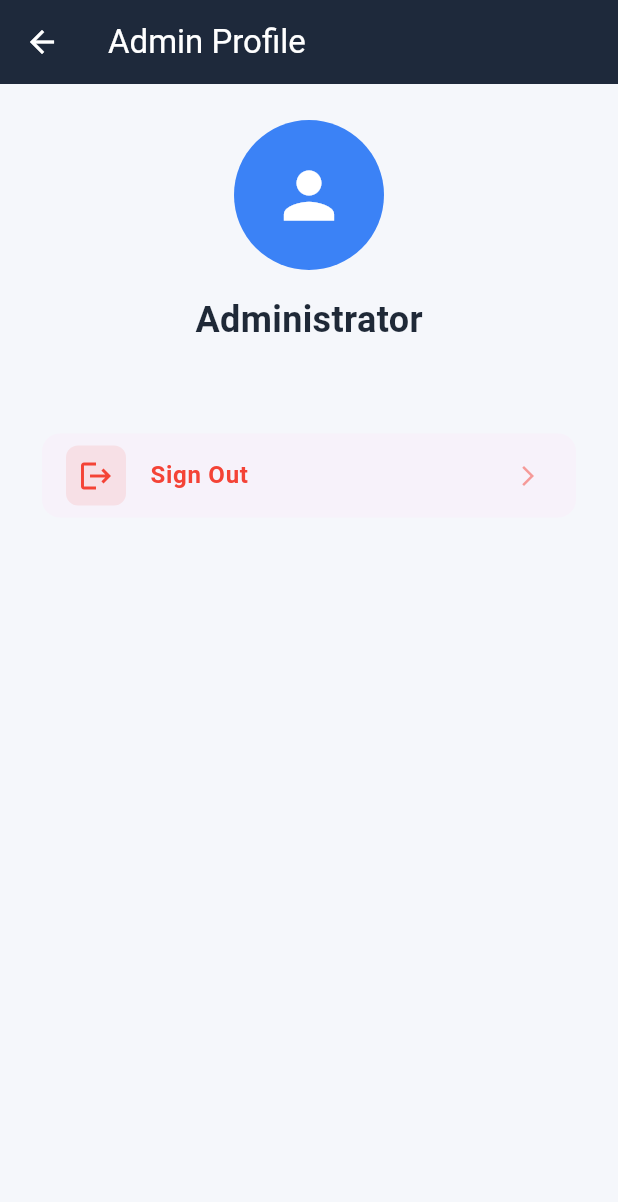
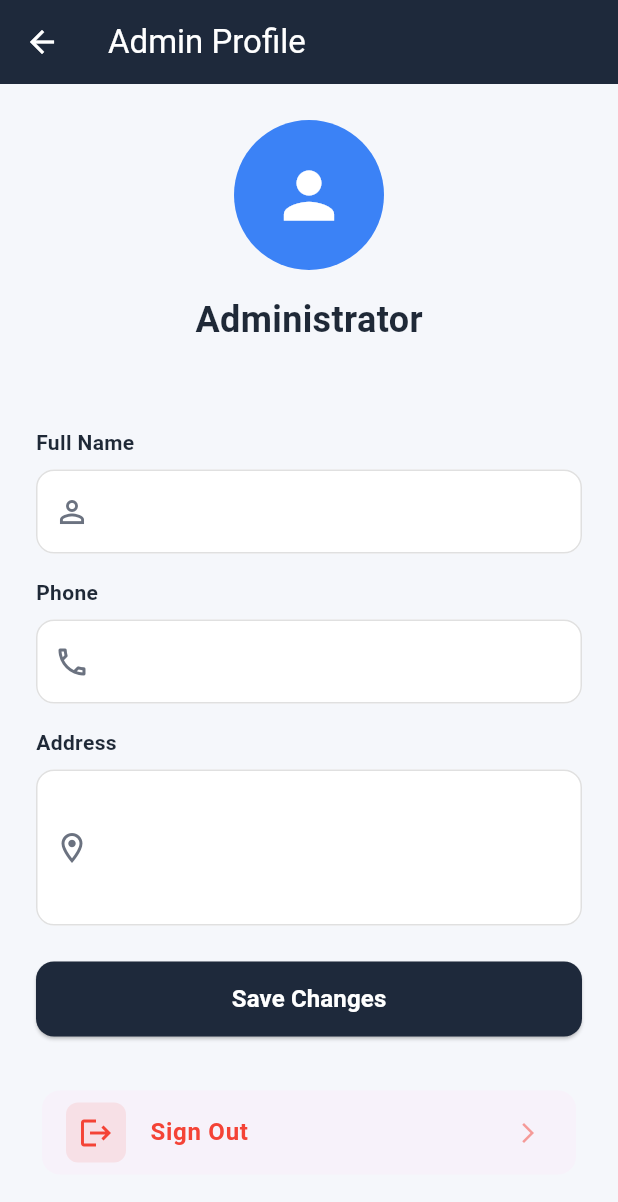
Before and after one commit to p920750/VolHub, a Flutter app: the AdminProfilePage screen opened directly, on a phone screen of 412 x 824 dp. Shown: the top 1202 px of the screen. Run offline on Flutter 3.47's test engine with Material 3 defaults, Android fonts, the phone set to English and light mode, and no system bars; our stand-ins replace app_links, file_picker, fl_chart, font_awesome_flutter, image_picker, supabase_flutter; accounts and stored records are empty.

Commit message:
Admin dashboard incomplete version

```diff
--- a/lib/dashboards/admin/admin_profile_page.dart
+++ b/lib/dashboards/admin/admin_profile_page.dart
@@ -2,14 +2,94 @@ import 'package:flutter/material.dart';
 import '../../services/supabase_service.dart';
 import 'admin_colors.dart';
 
-class AdminProfilePage extends StatelessWidget {
+class AdminProfilePage extends StatefulWidget {
   const AdminProfilePage({super.key});
 
   @override
+  State<AdminProfilePage> createState() => _AdminProfilePageState();
+}
+
+class _AdminProfilePageState extends State<AdminProfilePage> {
+  final _nameController = TextEditingController();
+  final _phoneController = TextEditingController();
+  final _addressController = TextEditingController();
+  bool _isLoading = true;
+  String _email = '';
+
+  @override
+  void initState() {
+    super.initState();
+    _fetchProfile();
+  }
+
+  Future<void> _fetchProfile() async {
+    try {
+      final user = SupabaseService.currentUser;
+      if (user == null) return;
+
+      setState(() {
+        _email = user.email ?? '';
+      });
+
+      final data = await SupabaseService.getUserProfile();
+
+      if (data != null && mounted) {
+        setState(() {
+          _nameController.text = data['full_name'] ?? '';
+          _phoneController.text = data['phone_number'] ?? '';
+          _addressController.text = data['address'] ?? '';
+        });
+      }
+    } catch (e) {
+      debugPrint('Error fetching profile: $e');
+    } finally {
+      if (mounted) setState(() => _isLoading = false);
+    }
+  }
+
+  Future<void> _saveProfile() async {
+    try {
+      setState(() => _isLoading = true);
+
+      await SupabaseService.upsertUserProfile({
+        'full_name': _nameController.text,
+        'phone_number': _phoneController.text,
+        'address': _addressController.text,
+        'role': 'admin', // Ensure role type is preserved
+      });
+
+      if (mounted) {
+        ScaffoldMessenger.of(context).showSnackBar(
+          const SnackBar(
+            content: Text('Profile updated successfully'),
+            backgroundColor: Colors.green,
+          ),
+        );
+      }
+    } catch (e) {
+      if (mounted) {
+        ScaffoldMessenger.of(context).showSnackBar(
+          SnackBar(
+            content: Text('Error updating profile: $e'),
+            backgroundColor: Colors.red,
+          ),
+        );
+      }
+    } finally {
+      if (mounted) setState(() => _isLoading = false);
+    }
+  }
+
+  @override
+  void dispose() {
+    _nameController.dispose();
+    _phoneController.dispose();
+    _addressController.dispose();
+    super.dispose();
+  }
+
+  @override
   Widget build(BuildContext context) {
-    final user = SupabaseService.currentUser;
-    final email = user?.email ?? 'admin@volhub.com';
-
     return Scaffold(
       backgroundColor: AdminColors.background,
       appBar: AppBar(
@@ -17,7 +97,9 @@ class AdminProfilePage extends StatelessWidget {
         backgroundColor: AdminColors.primary,
         iconTheme: const IconThemeData(color: Colors.white),
       ),
-      body: SingleChildScrollView(
+      body: _isLoading
+          ? const Center(child: CircularProgressIndicator())
+          : SingleChildScrollView(
         padding: const EdgeInsets.all(24),
         child: Column(
           children: [
@@ -36,12 +118,37 @@ class AdminProfilePage extends StatelessWidget {
               ),
             ),
             Text(
-              email,
+              _email,
               style: const TextStyle(
                 fontSize: 16,
                 color: AdminColors.textSecondary,
               ),
             ),
+            const SizedBox(height: 32),
+
+            _buildTextField("Full Name", _nameController, Icons.person_outline),
+            const SizedBox(height: 16),
+            _buildTextField("Phone", _phoneController, Icons.phone_outlined),
+            const SizedBox(height: 16),
+            _buildTextField("Address", _addressController, Icons.location_on_outlined, maxLines: 3),
+
+            const SizedBox(height: 24),
+            SizedBox(
+              width: double.infinity,
+              height: 50,
+              child: ElevatedButton(
+                style: ElevatedButton.styleFrom(
+                  backgroundColor: AdminColors.primary,
+                  foregroundColor: Colors.white,
+                  shape: RoundedRectangleBorder(
+                    borderRadius: BorderRadius.circular(12),
+                  ),
+                ),
+                onPressed: _saveProfile,
+                child: const Text('Save Changes', style: TextStyle(fontSize: 16, fontWeight: FontWeight.bold)),
+              ),
+            ),
+
             const SizedBox(height: 32),
             _buildProfileOption(
               context,
@@ -58,6 +165,37 @@ class AdminProfilePage extends StatelessWidget {
           ],
         ),
       ),
+    );
+  }
+
+  Widget _buildTextField(String label, TextEditingController controller, IconData icon, {int maxLines = 1}) {
+    return Column(
+      crossAxisAlignment: CrossAxisAlignment.start,
+      children: [
+        Text(label, style: const TextStyle(fontWeight: FontWeight.w600, color: AdminColors.textPrimary)),
+        const SizedBox(height: 8),
+        TextField(
+          controller: controller,
+          maxLines: maxLines,
+          decoration: InputDecoration(
+            prefixIcon: Icon(icon, color: AdminColors.textSecondary),
+            border: OutlineInputBorder(
+              borderRadius: BorderRadius.circular(12),
+              borderSide: BorderSide(color: Colors.grey.shade300),
+            ),
+            enabledBorder: OutlineInputBorder(
+              borderRadius: BorderRadius.circular(12),
+              borderSide: BorderSide(color: Colors.grey.shade300),
+            ),
+            focusedBorder: OutlineInputBorder(
+              borderRadius: BorderRadius.circular(12),
+              borderSide: const BorderSide(color: AdminColors.primary),
+            ),
+            filled: true,
+            fillColor: Colors.white,
+          ),
+        ),
+      ],
     );
   }
 
```
Also changed, not shown: lib/dashboards/admin/admin_home_page.dart (+4 -3 lines), lib/main.dart (+7 -4 lines), lib/services/supabase_service.dart (+21 -3 lines), 4 other files.
